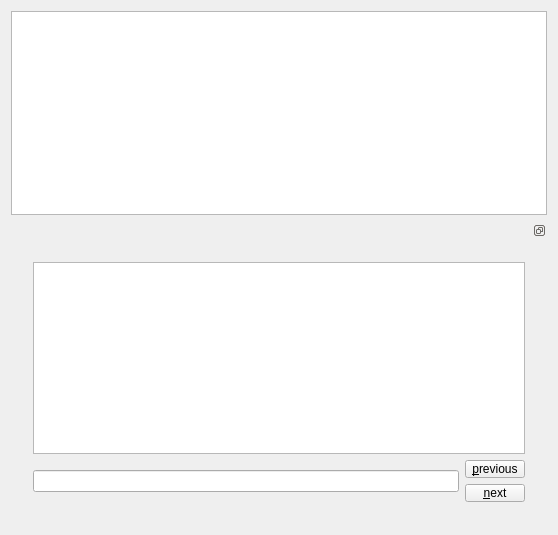
Before: the Qt Designer form usr/RL/TestMaze_II/testmaze_ii.ui in cambyse/PO-LGP, drawn with Qt 5.
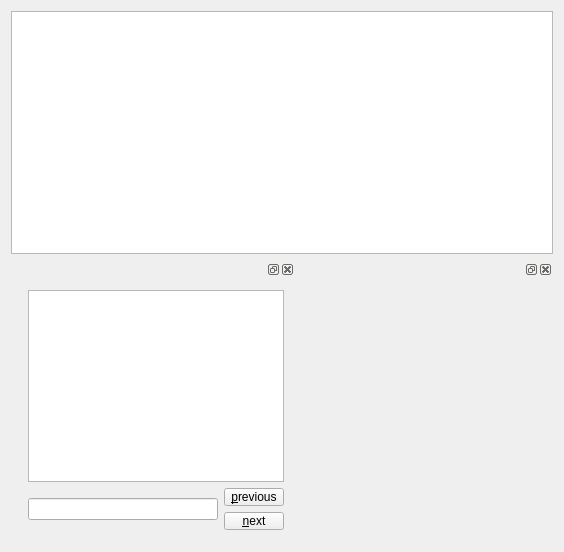
After: the same form once the commit is applied.

The edit to the form file:
```diff
--- a/usr/RL/TestMaze_II/testmaze_ii.ui
+++ b/usr/RL/TestMaze_II/testmaze_ii.ui
@@ -6,28 +6,22 @@
    <rect>
     <x>0</x>
     <y>0</y>
-    <width>558</width>
-    <height>535</height>
+    <width>564</width>
+    <height>552</height>
    </rect>
   </property>
   <property name="windowTitle">
    <string>TestMaze_II</string>
   </property>
   <layout class="QGridLayout" name="gridLayout">
-   <item row="0" column="0">
-    <widget class="QGraphicsView" name="graphicsView"/>
-   </item>
-   <item row="1" column="0">
-    <widget class="QDockWidget" name="_wConsoleWidget">
-     <property name="features">
-      <set>QDockWidget::DockWidgetFloatable|QDockWidget::DockWidgetMovable</set>
-     </property>
-     <widget class="QWidget" name="dockWidgetContents">
-      <layout class="QGridLayout" name="gridLayout_3">
-       <item row="0" column="0">
-        <widget class="QWidget" name="widget" native="true">
-         <layout class="QGridLayout" name="gridLayout_2">
-          <item row="0" column="0" rowspan="2" colspan="2">
+   <item row="1" column="1">
+    <widget class="QDockWidget" name="_wConsoleDockWidget">
+     <widget class="QWidget" name="_wConsoleDockWidgetContent">
+      <layout class="QGridLayout" name="gridLayout_4">
+       <item row="1" column="0" rowspan="2">
+        <widget class="QLineEdit" name="_wConsoleInput"/>
+       </item>
+       <item row="0" column="0" colspan="2">
            <widget class="QPlainTextEdit" name="_wConsoleOutput">
             <property name="font">
              <font>
@@ -39,10 +33,7 @@
             </property>
            </widget>
           </item>
-          <item row="2" column="0" rowspan="2">
-           <widget class="QLineEdit" name="_wConsoleInput"/>
-          </item>
-          <item row="2" column="1">
+       <item row="1" column="1">
            <widget class="QPushButton" name="_wBackInHistory">
             <property name="maximumSize">
              <size>
@@ -55,7 +46,7 @@
             </property>
            </widget>
           </item>
-          <item row="3" column="1">
+       <item row="2" column="1">
            <widget class="QPushButton" name="_wForwardInHistory">
             <property name="maximumSize">
              <size>
@@ -70,6 +61,17 @@
           </item>
          </layout>
         </widget>
+    </widget>
+   </item>
+   <item row="0" column="0" colspan="3">
+    <widget class="QGraphicsView" name="graphicsView"/>
+   </item>
+   <item row="1" column="2">
+    <widget class="QDockWidget" name="_wGraphDockWidget">
+     <widget class="QWidget" name="_wGraphDockWidgetContent">
+      <layout class="QGridLayout" name="gridLayout_2">
+       <item row="0" column="0">
+        <layout class="QGridLayout" name="_lGraphWidgetLayout"/>
        </item>
       </layout>
      </widget>
```
Lines whose indentation alone changed are shown as unchanged.
